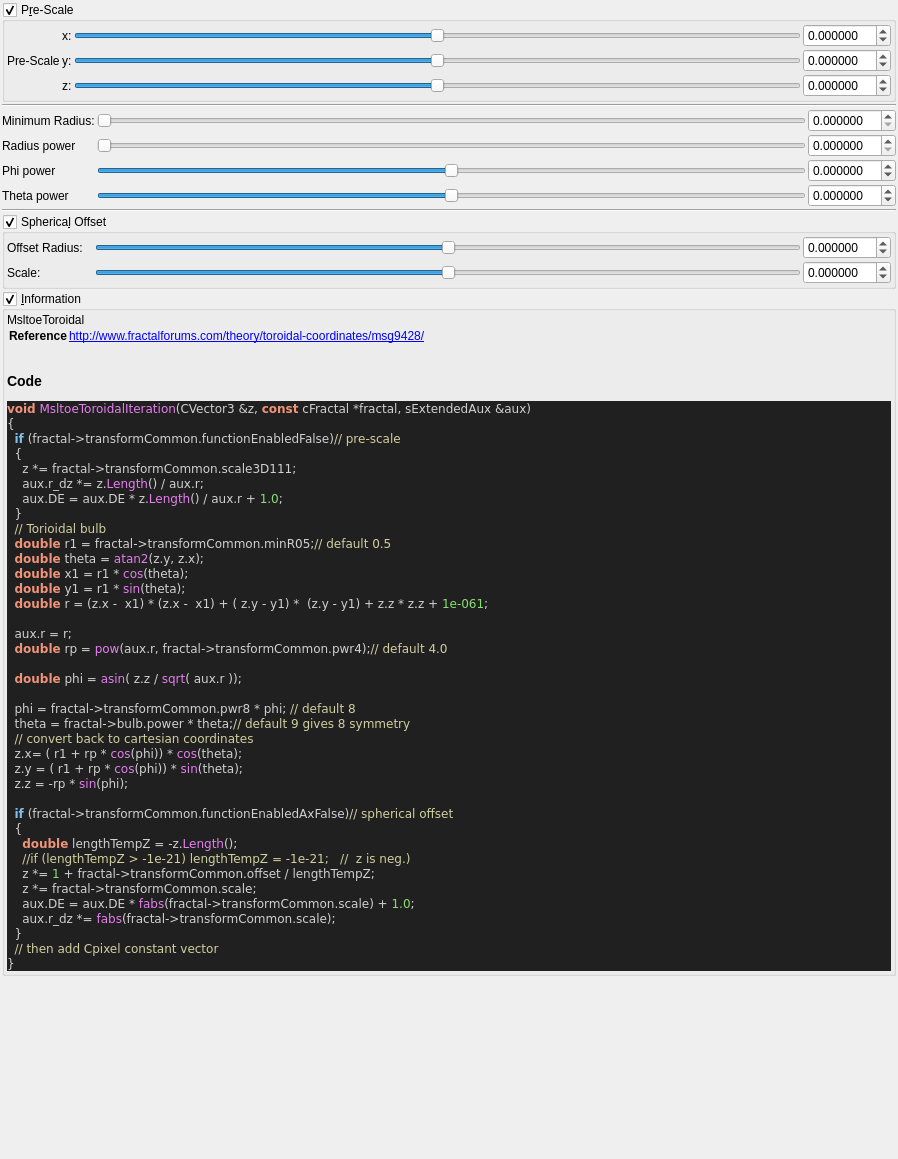
This is mandelbulber2/qt_data/fractal_msltoe_toroidal.ui in buddhi1980/mandelbulber2 as Qt 5 draws it before an edit. The edited form follows.
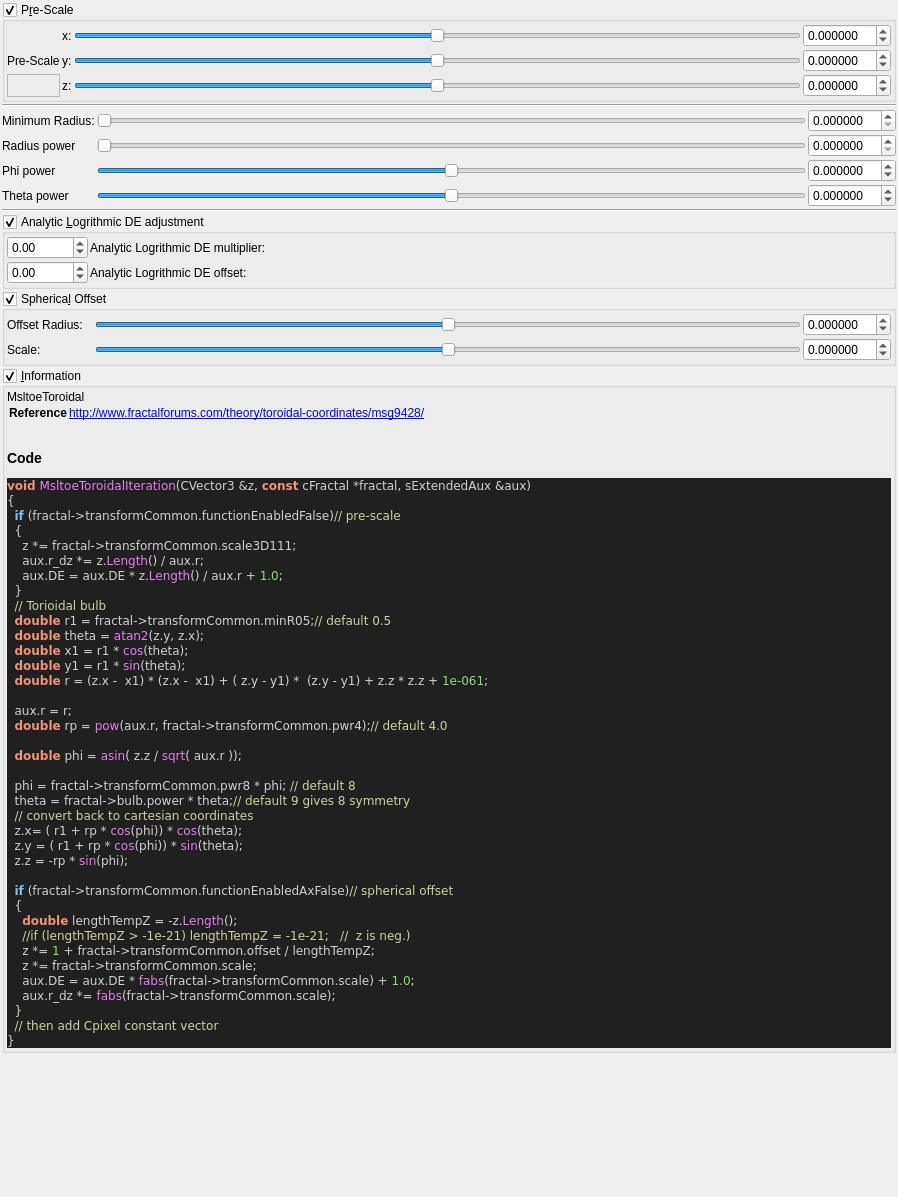
This is the edited form. Custom widgets are drawn as their Qt base class.

Commit message: Msltoe Toroidal Analytic log DE attempt

Diff of the .ui file:
```diff
--- a/mandelbulber2/qt_data/fractal_msltoe_toroidal.ui
+++ b/mandelbulber2/qt_data/fractal_msltoe_toroidal.ui
@@ -7,7 +7,7 @@
     <x>0</x>
     <y>0</y>
     <width>898</width>
-    <height>1159</height>
+    <height>1197</height>
    </rect>
   </property>
   <property name="windowTitle">
@@ -212,6 +212,16 @@
           </property>
          </widget>
         </item>
+        <item row="2" column="0">
+         <widget class="QFrame" name="frame">
+          <property name="frameShape">
+           <enum>QFrame::StyledPanel</enum>
+          </property>
+          <property name="frameShadow">
+           <enum>QFrame::Raised</enum>
+          </property>
+         </widget>
+        </item>
        </layout>
       </item>
      </layout>
@@ -466,6 +476,126 @@
      </property>
     </widget>
    </item>
+   <item>
+    <widget class="MyGroupBox" name="groupCheck_transf_function_enabledy_false">
+     <property name="toolTip">
+      <string/>
+     </property>
+     <property name="title">
+      <string>Analytic &amp;Logrithmic DE adjustment</string>
+     </property>
+     <property name="checkable">
+      <bool>true</bool>
+     </property>
+     <layout class="QVBoxLayout" name="verticalLayout_52">
+      <property name="spacing">
+       <number>2</number>
+      </property>
+      <property name="leftMargin">
+       <number>2</number>
+      </property>
+      <property name="topMargin">
+       <number>2</number>
+      </property>
+      <property name="rightMargin">
+       <number>2</number>
+      </property>
+      <property name="bottomMargin">
+       <number>2</number>
+      </property>
+      <item>
+       <layout class="QGridLayout" name="gridLayout_26">
+        <property name="spacing">
+         <number>2</number>
+        </property>
+        <item row="1" column="1">
+         <widget class="QLabel" name="label_177">
+          <property name="text">
+           <string>Analytic Logrithmic DE offset: </string>
+          </property>
+         </widget>
+        </item>
+        <item row="1" column="0">
+         <widget class="MyDoubleSpinBox" name="spinbox_transf_offset_1">
+          <property name="sizePolicy">
+           <sizepolicy hsizetype="Minimum" vsizetype="Maximum">
+            <horstretch>0</horstretch>
+            <verstretch>0</verstretch>
+           </sizepolicy>
+          </property>
+          <property name="prefix">
+           <string/>
+          </property>
+          <property name="suffix">
+           <string/>
+          </property>
+          <property name="decimals">
+           <number>2</number>
+          </property>
+          <property name="minimum">
+           <double>-36000.000000000000000</double>
+          </property>
+          <property name="maximum">
+           <double>36000.000000000000000</double>
+          </property>
+          <property name="singleStep">
+           <double>0.100000000000000</double>
+          </property>
+         </widget>
+        </item>
+        <item row="0" column="0">
+         <widget class="MyDoubleSpinBox" name="spinbox_transf_scale_8">
+          <property name="sizePolicy">
+           <sizepolicy hsizetype="Minimum" vsizetype="Maximum">
+            <horstretch>0</horstretch>
+            <verstretch>0</verstretch>
+           </sizepolicy>
+          </property>
+          <property name="prefix">
+           <string/>
+          </property>
+          <property name="suffix">
+           <string/>
+          </property>
+          <property name="decimals">
+           <number>2</number>
+          </property>
+          <property name="minimum">
+           <double>-36000.000000000000000</double>
+          </property>
+          <property name="maximum">
+           <double>36000.000000000000000</double>
+          </property>
+          <property name="singleStep">
+           <double>0.100000000000000</double>
+          </property>
+         </widget>
+        </item>
+        <item row="0" column="1">
+         <widget class="QLabel" name="label_176">
+          <property name="text">
+           <string>Analytic Logrithmic DE multiplier: </string>
+          </property>
+         </widget>
+        </item>
+        <item row="0" column="2">
+         <spacer name="horizontalSpacer">
+          <property name="orientation">
+           <enum>Qt::Horizontal</enum>
+          </property>
+          <property name="sizeHint" stdset="0">
+           <size>
+            <width>40</width>
+            <height>20</height>
+           </size>
+          </property>
+         </spacer>
+        </item>
+       </layout>
+      </item>
+     </layout>
+    </widget>
+   </item>
    <item>
     <widget class="MyGroupBox" name="groupCheck_transf_function_enabledAx_false">
      <property name="toolTip">
```
The commit also changes 6 other files.
